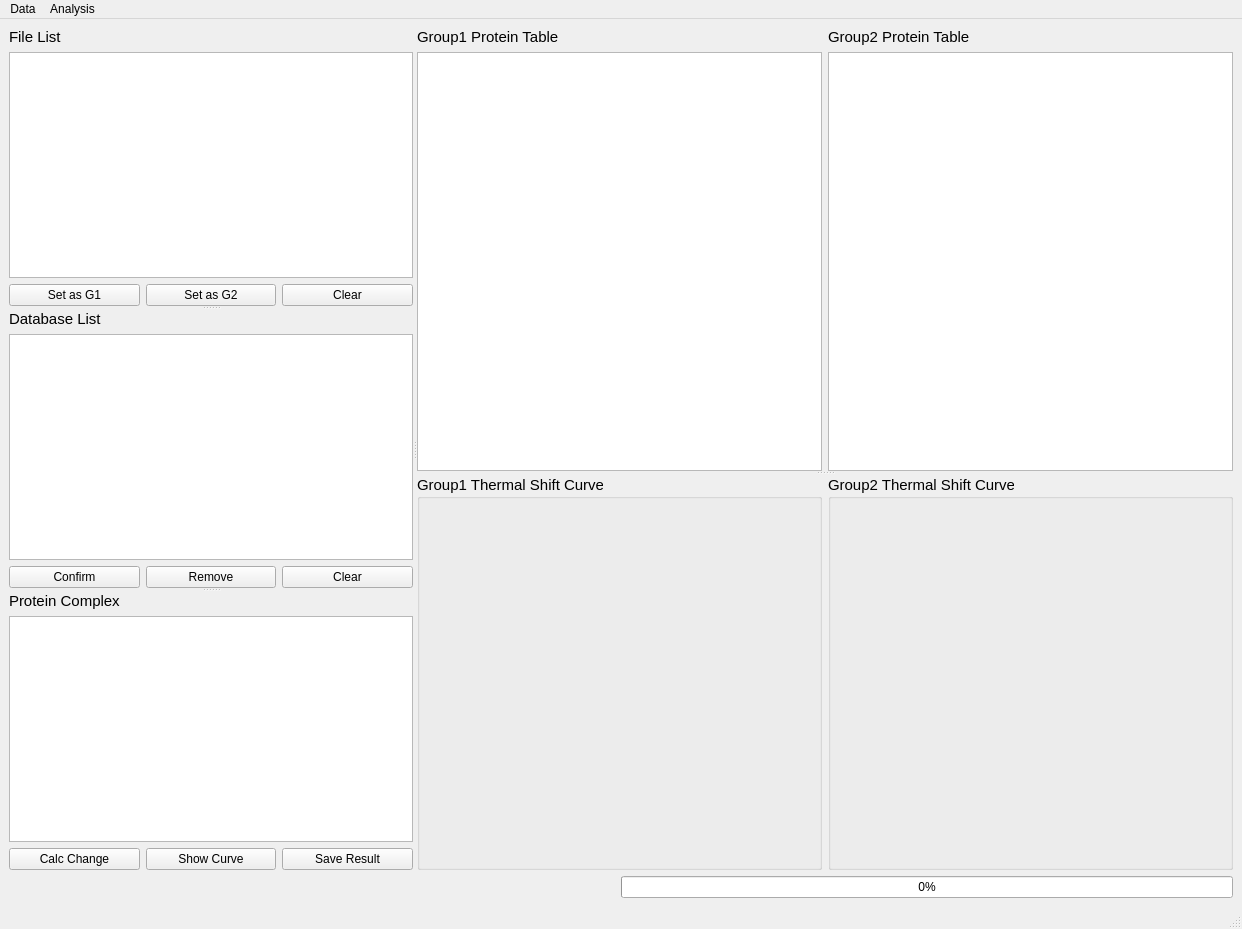
This is AnalTPCA.ui in hcji/ProSAP as Qt 5 draws it before an edit. The edited form follows.
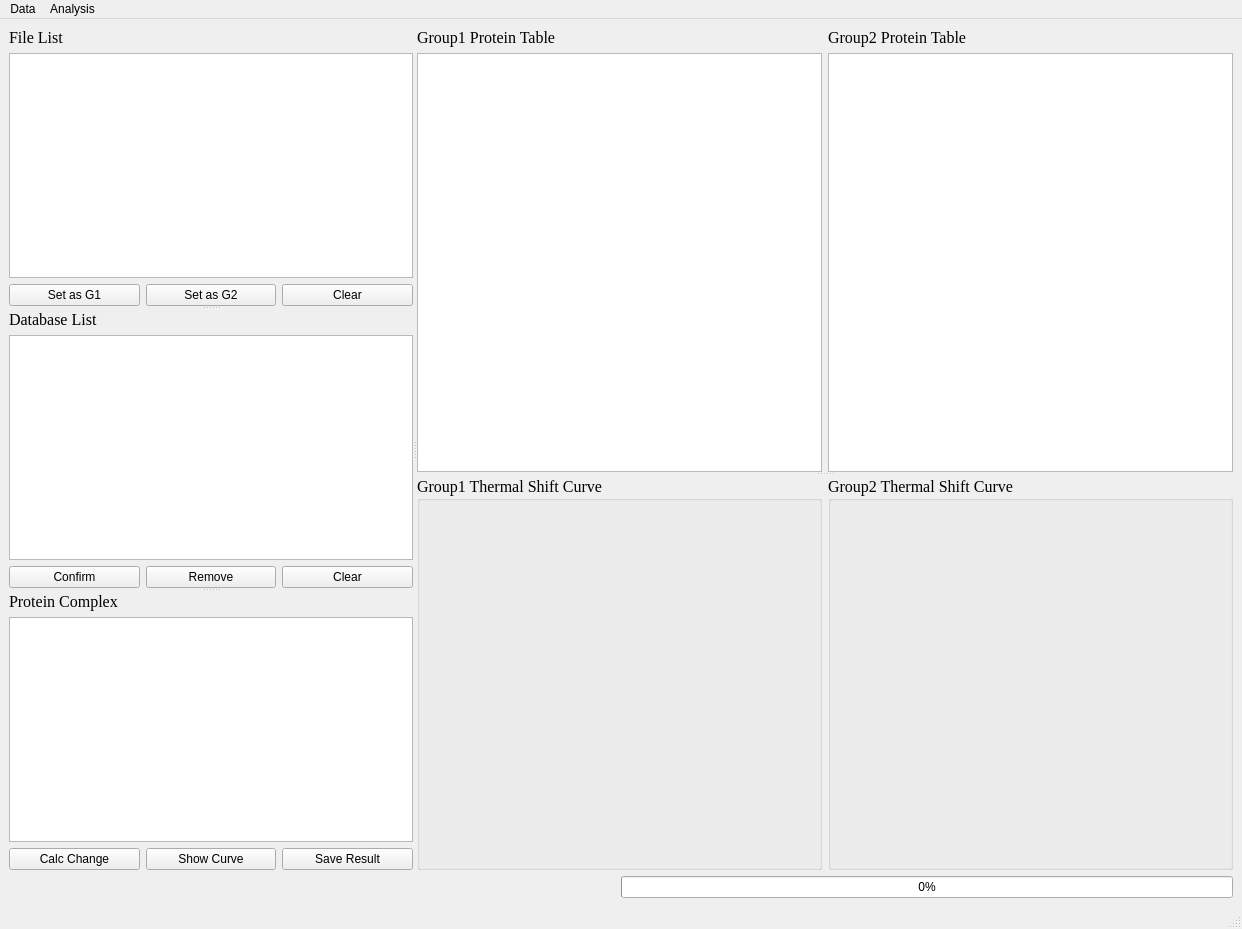
This is the edited form. Icons and pictures are not drawn.

What changed in the file:
```diff
--- a/AnalTPCA.ui
+++ b/AnalTPCA.ui
@@ -36,8 +36,8 @@
           <widget class="QLabel" name="labelFileList">
            <property name="font">
             <font>
-             <family>Arial</family>
-             <pointsize>11</pointsize>
+             <family>Times New Roman</family>
+             <pointsize>12</pointsize>
             </font>
            </property>
            <property name="text">
@@ -81,8 +81,8 @@
           <widget class="QLabel" name="labelDatabase">
            <property name="font">
             <font>
-             <family>Arial</family>
-             <pointsize>11</pointsize>
+             <family>Times New Roman</family>
+             <pointsize>12</pointsize>
             </font>
            </property>
            <property name="text">
@@ -126,8 +126,8 @@
           <widget class="QLabel" name="labelProteinComplex">
            <property name="font">
             <font>
-             <family>Arial</family>
-             <pointsize>11</pointsize>
+             <family>Times New Roman</family>
+             <pointsize>12</pointsize>
             </font>
            </property>
            <property name="text">
@@ -178,8 +178,8 @@
             <widget class="QLabel" name="labelProteinTable1">
              <property name="font">
               <font>
-               <family>Arial</family>
-               <pointsize>11</pointsize>
+               <family>Times New Roman</family>
+               <pointsize>12</pointsize>
               </font>
              </property>
              <property name="text">
@@ -205,8 +205,8 @@
             <widget class="QLabel" name="labelProteinTable2">
              <property name="font">
               <font>
-               <family>Arial</family>
-               <pointsize>11</pointsize>
+               <family>Times New Roman</family>
+               <pointsize>12</pointsize>
               </font>
              </property>
              <property name="text">
@@ -240,8 +240,8 @@
            </property>
            <property name="font">
             <font>
-             <family>Arial</family>
-             <pointsize>11</pointsize>
+             <family>Times New Roman</family>
+             <pointsize>12</pointsize>
             </font>
            </property>
            <property name="title">
@@ -259,8 +259,8 @@
            </property>
            <property name="font">
             <font>
-             <family>Arial</family>
-             <pointsize>11</pointsize>
+             <family>Times New Roman</family>
+             <pointsize>12</pointsize>
             </font>
            </property>
            <property name="title">
```
Left out of the diff: 2 changed lines with no effect on the pictures.
